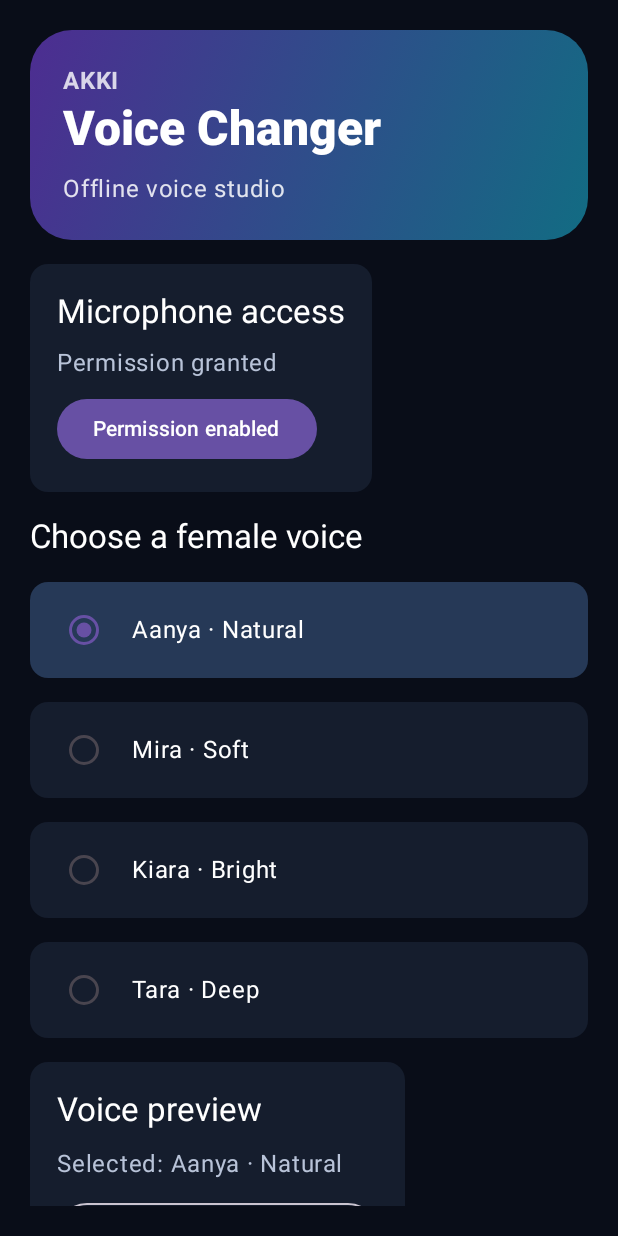
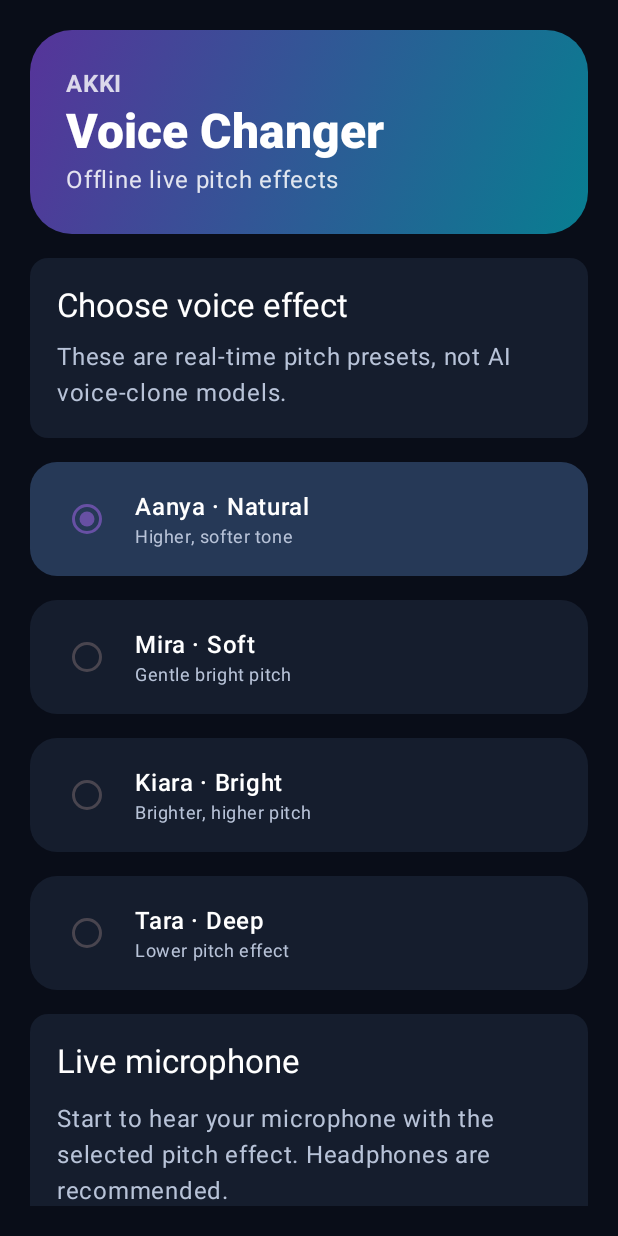
Before and after one commit to disantsinhofficial-dotcom/Akki-Voice-Changer, an Android app built with Jetpack Compose: the composable AkkiVoiceChangerApp shown on its own in the app's theme, on a phone screen of 412 x 824 dp. Run offline under Robolectric (Android 15) with nearby library versions, the phone set to English and light mode, and no system bars.

Commit message:
Add offline live microphone pitch effects

```diff
--- /dev/null
+++ b/app/src/main/java/com/akki/voicechanger/LiveVoiceEngine.kt
@@ -0,0 +1,107 @@
+package com.akki.voicechanger
+
+import android.content.Context
+import android.media.AudioAttributes
+import android.media.AudioFormat
+import android.media.AudioRecord
+import android.media.AudioTrack
+import android.media.MediaRecorder
+import android.media.AudioManager
+import kotlin.concurrent.thread
+import java.util.concurrent.atomic.AtomicBoolean
+
+/**
+ * Low-latency experimental live pitch monitor.
+ * Playback-rate pitch shifting changes both pitch and speed; it is not a neural voice-conversion model.
+ */
+class LiveVoiceEngine(context: Context) {
+    private val audioManager = context.applicationContext.getSystemService(Context.AUDIO_SERVICE) as AudioManager
+    private var recorder: AudioRecord? = null
+    private var player: AudioTrack? = null
+    private var worker: Thread? = null
+    private val active = AtomicBoolean(false)
+    private var oldMode = AudioManager.MODE_NORMAL
+    private var oldSpeaker = false
+
+    @Suppress("DEPRECATION")
+    @Synchronized
+    fun start(pitchRatio: Float) {
+        if (active.get()) return
+        require(pitchRatio in 0.75f..1.55f) { "Unsupported pitch preset" }
+        val sampleRate = 44100
+        val minIn = AudioRecord.getMinBufferSize(sampleRate, AudioFormat.CHANNEL_IN_MONO, AudioFormat.ENCODING_PCM_16BIT)
+        val minOut = AudioTrack.getMinBufferSize(sampleRate, AudioFormat.CHANNEL_OUT_MONO, AudioFormat.ENCODING_PCM_16BIT)
+        check(minIn > 0 && minOut > 0) { "Audio format is not supported" }
+        val bufferSize = maxOf(minIn, minOut, 4096) * 2
+        val input = AudioRecord(
+            MediaRecorder.AudioSource.MIC, sampleRate,
+            AudioFormat.CHANNEL_IN_MONO, AudioFormat.ENCODING_PCM_16BIT, bufferSize
+        )
+        check(input.state == AudioRecord.STATE_INITIALIZED) { input.release(); "Microphone initialization failed" }
+        val output = AudioTrack.Builder()
+            .setAudioAttributes(
+                AudioAttributes.Builder()
+                    .setUsage(AudioAttributes.USAGE_VOICE_COMMUNICATION)
+                    .setContentType(AudioAttributes.CONTENT_TYPE_SPEECH)
+                    .build()
+            )
+            .setAudioFormat(
+                AudioFormat.Builder().setSampleRate(sampleRate)
+                    .setEncoding(AudioFormat.ENCODING_PCM_16BIT)
+                    .setChannelMask(AudioFormat.CHANNEL_OUT_MONO).build()
+            )
+            .setBufferSizeInBytes(bufferSize)
+            .setTransferMode(AudioTrack.MODE_STREAM)
+            .build()
+        check(output.state == AudioTrack.STATE_INITIALIZED) {
+            input.release(); output.release(); "Audio output initialization failed"
+        }
+        oldMode = audioManager.mode
+        oldSpeaker = audioManager.isSpeakerphoneOn
+        audioManager.mode = AudioManager.MODE_IN_COMMUNICATION
+        audioManager.isSpeakerphoneOn = true
+        try {
+            output.setPlaybackRate((sampleRate * pitchRatio).toInt())
+            input.startRecording()
+            output.play()
+        } catch (e: Exception) {
+            input.release()
+            output.release()
+            audioManager.mode = oldMode
+            audioManager.isSpeakerphoneOn = oldSpeaker
+            throw e
+        }
+        recorder = input
+        player = output
+        active.set(true)
+        worker = thread(name = "AkkiLivePitch", priority = Thread.MAX_PRIORITY) {
+            val pcm = ShortArray(2048)
+            while (active.get()) {
+                val count = input.read(pcm, 0, pcm.size, AudioRecord.READ_BLOCKING)
+                if (count > 0 && active.get()) {
+                    val written = output.write(pcm, 0, count, AudioTrack.WRITE_BLOCKING)
+                    if (written < 0) break
+                } else if (count < 0) {
+                    break
+                }
+            }
+            active.set(false)
+        }
+    }
+
+    @Suppress("DEPRECATION")
+    @Synchronized
+    fun stop() {
+        active.set(false)
+        try { recorder?.stop() } catch (_: Exception) {}
+        try { player?.pause(); player?.flush(); player?.stop() } catch (_: Exception) {}
+        try { worker?.join(300) } catch (_: InterruptedException) { Thread.currentThread().interrupt() }
+        recorder?.release()
+        player?.release()
+        recorder = null
+        player = null
+        worker = null
+        audioManager.mode = oldMode
+        audioManager.isSpeakerphoneOn = oldSpeaker
+    }
+}
--- a/app/src/main/java/com/akki/voicechanger/MainActivity.kt
+++ b/app/src/main/java/com/akki/voicechanger/MainActivity.kt
@@ -8,25 +8,11 @@ import androidx.activity.compose.rememberLauncherForActivityResult
 import androidx.activity.compose.setContent
 import androidx.activity.result.contract.ActivityResultContracts
 import androidx.compose.foundation.background
-import androidx.compose.foundation.layout.Arrangement
-import androidx.compose.foundation.layout.Column
-import androidx.compose.foundation.layout.Row
-import androidx.compose.foundation.layout.Spacer
-import androidx.compose.foundation.layout.fillMaxSize
-import androidx.compose.foundation.layout.fillMaxWidth
-import androidx.compose.foundation.layout.height
-import androidx.compose.foundation.layout.padding
+import androidx.compose.foundation.clickable
+import androidx.compose.foundation.layout.*
 import androidx.compose.foundation.lazy.LazyColumn
-import androidx.compose.foundation.lazy.items
 import androidx.compose.foundation.shape.RoundedCornerShape
-import androidx.compose.material3.Button
-import androidx.compose.material3.Card
-import androidx.compose.material3.CardDefaults
-import androidx.compose.material3.MaterialTheme
-import androidx.compose.material3.OutlinedButton
-import androidx.compose.material3.RadioButton
-import androidx.compose.material3.Surface
-import androidx.compose.material3.Text
+import androidx.compose.material3.*
 import androidx.compose.runtime.*
 import androidx.compose.ui.Alignment
 import androidx.compose.ui.Modifier
@@ -44,106 +30,121 @@ class MainActivity : ComponentActivity() {
     }
 }
 
+private data class VoicePreset(val name: String, val description: String, val ratio: Float)
+
 @Composable
 private fun AkkiVoiceChangerApp() {
     val context = LocalContext.current
-    var micGranted by remember {
+    val presets = remember {
+        listOf(
+            VoicePreset("Aanya · Natural", "Higher, softer tone", 1.28f),
+            VoicePreset("Mira · Soft", "Gentle bright pitch", 1.20f),
+            VoicePreset("Kiara · Bright", "Brighter, higher pitch", 1.38f),
+            VoicePreset("Tara · Deep", "Lower pitch effect", 0.88f)
+        )
+    }
+    var selected by remember { mutableStateOf(presets[0]) }
+    var hasPermission by remember {
         mutableStateOf(ContextCompat.checkSelfPermission(context, Manifest.permission.RECORD_AUDIO) == PackageManager.PERMISSION_GRANTED)
     }
-    var selectedVoice by remember { mutableStateOf("Aanya · Natural") }
-    var status by remember { mutableStateOf("Offline mode · Voice engine setup in progress") }
-    val voices = listOf(
-        "Aanya · Natural",
-        "Mira · Soft",
-        "Kiara · Bright",
-        "Tara · Deep"
-    )
-    val permissionLauncher = rememberLauncherForActivityResult(
-        ActivityResultContracts.RequestPermission()
-    ) { granted ->
-        micGranted = granted
-        status = if (granted) "Microphone permission granted" else "Microphone permission denied"
+    var running by remember { mutableStateOf(false) }
+    var status by remember { mutableStateOf("Ready · choose a voice effect and start") }
+    val engine = remember { LiveVoiceEngine(context) }
+    val permission = rememberLauncherForActivityResult(ActivityResultContracts.RequestPermission()) { granted ->
+        hasPermission = granted
+        status = if (granted) "Microphone permission granted" else "Microphone permission is required"
+    }
+
+    DisposableEffect(Unit) {
+        onDispose { engine.stop() }
     }
 
     MaterialTheme {
-        Surface(modifier = Modifier.fillMaxSize(), color = Color(0xFF090D18)) {
+        Surface(Modifier.fillMaxSize(), color = Color(0xFF090D18)) {
             LazyColumn(
                 modifier = Modifier.fillMaxSize().padding(20.dp),
                 verticalArrangement = Arrangement.spacedBy(16.dp)
             ) {
                 item {
                     Column(
-                        modifier = Modifier
-                            .fillMaxWidth()
-                            .background(
-                                Brush.linearGradient(listOf(Color(0xFF4D2D91), Color(0xFF126C83))),
-                                RoundedCornerShape(28.dp)
-                            )
-                            .padding(22.dp)
+                        Modifier.fillMaxWidth().background(
+                            Brush.linearGradient(listOf(Color(0xFF56349A), Color(0xFF087E91))),
+                            RoundedCornerShape(28.dp)
+                        ).padding(24.dp)
                     ) {
                         Text("AKKI", color = Color.White.copy(alpha = .8f), fontWeight = FontWeight.Bold)
                         Text("Voice Changer", color = Color.White, style = MaterialTheme.typography.headlineLarge, fontWeight = FontWeight.ExtraBold)
-                        Spacer(Modifier.height(8.dp))
-                        Text("Offline voice studio", color = Color.White.copy(alpha = .85f))
+                        Text("Offline live pitch effects", color = Color.White.copy(alpha = .85f))
                     }
                 }
                 item {
                     Card(colors = CardDefaults.cardColors(containerColor = Color(0xFF151D2D))) {
                         Column(Modifier.padding(18.dp), verticalArrangement = Arrangement.spacedBy(8.dp)) {
-                            Text("Microphone access", color = Color.White, style = MaterialTheme.typography.titleLarge)
-                            Text(
-                                if (micGranted) "Permission granted" else "Allow microphone access to prepare live audio input.",
-                                color = Color(0xFFB8C3D8)
-                            )
-                            Button(onClick = {
-                                if (!micGranted) permissionLauncher.launch(Manifest.permission.RECORD_AUDIO)
-                                else status = "Microphone permission is already enabled"
-                            }) {
-                                Text(if (micGranted) "Permission enabled" else "Allow microphone")
+                            Text("Choose voice effect", color = Color.White, style = MaterialTheme.typography.titleLarge)
+                            Text("These are real-time pitch presets, not AI voice-clone models.", color = Color(0xFFB8C3D8))
+                        }
+                    }
+                }
+                items(presets.size) { index ->
+                    val preset = presets[index]
+                    Card(
+                        modifier = Modifier.fillMaxWidth().clickable { if (!running) selected = preset },
+                        colors = CardDefaults.cardColors(containerColor = if (selected == preset) Color(0xFF263957) else Color(0xFF151D2D)),
+                        shape = RoundedCornerShape(18.dp)
+                    ) {
+                        Row(Modifier.fillMaxWidth().padding(14.dp), verticalAlignment = Alignment.CenterVertically) {
+                            RadioButton(selected == preset, onClick = { if (!running) selected = preset })
+                            Column(Modifier.weight(1f).padding(start = 8.dp)) {
+                                Text(preset.name, color = Color.White, fontWeight = FontWeight.SemiBold)
+                                Text(preset.description, color = Color(0xFFB8C3D8), style = MaterialTheme.typography.bodySmall)
                             }
                         }
                     }
                 }
                 item {
-                    Text("Choose a female voice", color = Color.White, style = MaterialTheme.typography.titleLarge)
-                }
-                items(voices) { voice ->
-                    Card(
-                        colors = CardDefaults.cardColors(
-                            containerColor = if (selectedVoice == voice) Color(0xFF263957) else Color(0xFF151D2D)
-                        ),
-                        onClick = { selectedVoice = voice }
-                    ) {
-                        Row(
-                            modifier = Modifier.fillMaxWidth().padding(horizontal = 12.dp, vertical = 8.dp),
-                            verticalAlignment = Alignment.CenterVertically
-                        ) {
-                            RadioButton(selected = selectedVoice == voice, onClick = { selectedVoice = voice })
-                            Text(voice, color = Color.White, modifier = Modifier.padding(start = 8.dp))
+                    Card(colors = CardDefaults.cardColors(containerColor = Color(0xFF151D2D))) {
+                        Column(Modifier.fillMaxWidth().padding(18.dp), verticalArrangement = Arrangement.spacedBy(12.dp)) {
+                            Text("Live microphone", color = Color.White, style = MaterialTheme.typography.titleLarge)
+                            Text(
+                                if (running) "Mic is being processed and monitored through the phone speaker. Use headphones to reduce feedback."
+                                else "Start to hear your microphone with the selected pitch effect. Headphones are recommended.",
+                                color = Color(0xFFB8C3D8)
+                            )
+                            if (!hasPermission) {
+                                Button(onClick = { permission.launch(Manifest.permission.RECORD_AUDIO) }, modifier = Modifier.fillMaxWidth()) {
+                                    Text("Allow microphone")
+                                }
+                            } else {
+                                Button(
+                                    onClick = {
+                                        if (running) {
+                                            engine.stop()
+                                            running = false
+                                            status = "Stopped"
+                                        } else {
+                                            try {
+                                                engine.start(selected.ratio)
+                                                running = true
+                                                status = "Live effect active · ${selected.name}"
+                                            } catch (e: Exception) {
+                                                running = false
+                                                status = "Could not start audio: ${e.message ?: "audio device unavailable"}"
+                                            }
+                                        }
+                                    },
+                                    modifier = Modifier.fillMaxWidth()
+                                ) { Text(if (running) "Stop voice changer" else "Start live voice changer") }
+                            }
+                            Text(status, color = if (running) Color(0xFF8ED8C5) else Color(0xFFB8C3D8))
                         }
                     }
                 }
                 item {
-                    Card(colors = CardDefaults.cardColors(containerColor = Color(0xFF151D2D))) {
-                        Column(Modifier.padding(18.dp), verticalArrangement = Arrangement.spacedBy(10.dp)) {
-                            Text("Voice preview", color = Color.White, style = MaterialTheme.typography.titleLarge)
-                            Text(
-                                "Selected: $selectedVoice",
-                                color = Color(0xFFB8C3D8)
-                            )
-                            OutlinedButton(onClick = { status = "Preview will be enabled after the offline voice model is integrated." }) {
-                                Text("Preview · engine not ready")
-                            }
-                        }
-                    }
-                }
-                item {
-                    Text(status, color = Color(0xFF8ED8C5), style = MaterialTheme.typography.bodyMedium)
                     Text(
-                        "This starter build does not yet convert speech. Offline model, real-time processing and calling support are planned for later milestones.",
+                        "Note: This build provides offline live pitch shifting. It does not yet create a natural AI female voice, save converted recordings, or alter cellular SIM-call microphone audio. Ordinary Android apps cannot generally replace SIM-call uplink audio on non-rooted phones.",
                         color = Color(0xFF8491A8),
                         style = MaterialTheme.typography.bodySmall,
-                        modifier = Modifier.padding(top = 8.dp, bottom = 20.dp)
+                        modifier = Modifier.padding(bottom = 20.dp)
                     )
                 }
             }
```
Also changed, not shown: 1 other file.
